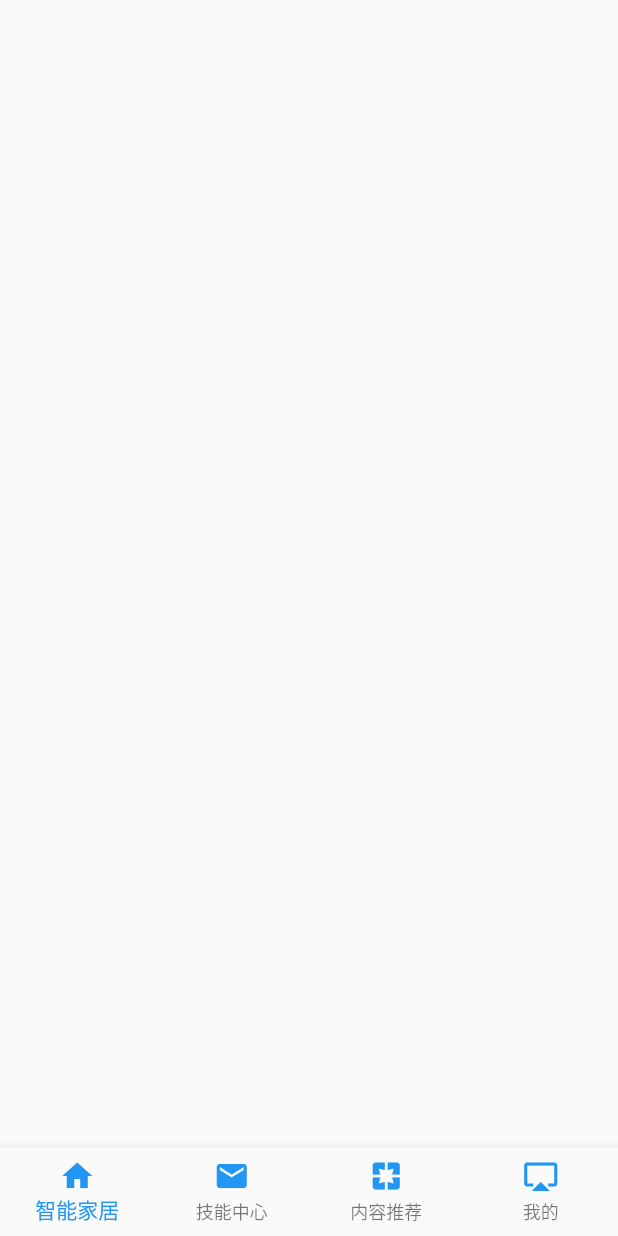
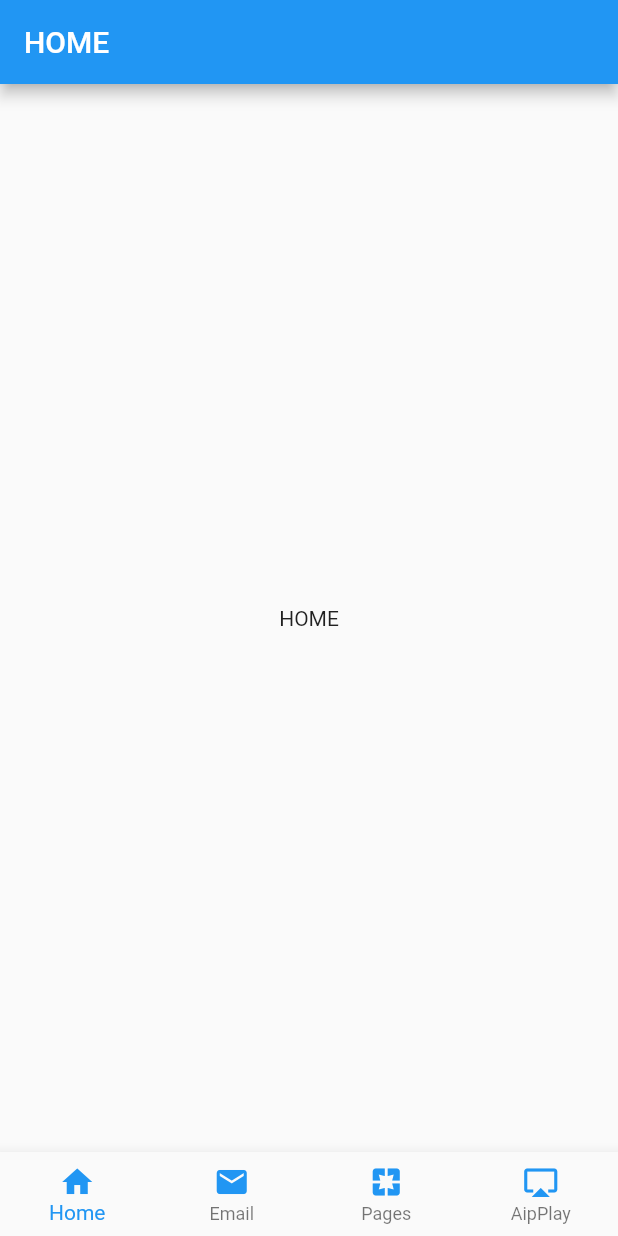
Before and after one commit to ZhangMingZhao1/Flutter_Practice, a Flutter app: the screen it shows after launch, on a phone screen of 412 x 824 dp. Run offline on Flutter 3.47's test engine with Material 2 defaults, Android fonts, the phone set to English and light mode, and no system bars.

Commit message:
update：路由

```diff
--- a/awesome_demo/lib/bottom_navigation_widget.dart
+++ b/awesome_demo/lib/bottom_navigation_widget.dart
@@ -1,26 +1,42 @@
 import 'package:flutter/material.dart';
+import 'pages/smart_home.dart';
+import 'pages/skill.dart';
+import 'pages/person.dart';
+import 'pages/content_recommend.dart';
+
 class BottomNavigationWidget extends StatefulWidget {
-  @override
   _BottomNavigationWidgetState createState() => _BottomNavigationWidgetState();
 }
 
-
 class _BottomNavigationWidgetState extends State<BottomNavigationWidget> {
   final _BottomNavigationColor = Colors.blue;
+  int _currentIndex = 0;
+  List<Widget> list = List();
+
+  @override
+  void initState(){
+    list
+      ..add(SmartHome())
+      ..add(Skill())
+      ..add(Person())
+      ..add(ContentRecommend());
+    super.initState();
+  }
 
   @override
   Widget build(BuildContext context) {
     return Scaffold(
+      body: list[_currentIndex],
       bottomNavigationBar: BottomNavigationBar(
-            items:[
+          items: [
             BottomNavigationBarItem(
                 icon:Icon(
                   Icons.home,
-                  color: _BottomNavigationColor,
+                  color:_BottomNavigationColor,
                 ),
                 title:Text(
-                  '智能家居',
-                  style: TextStyle(color: _BottomNavigationColor),
+                    'Home',
+                    style:TextStyle(color:_BottomNavigationColor)
                 )
             ),
             BottomNavigationBarItem(
@@ -29,35 +45,39 @@ class _BottomNavigationWidgetState extends State<BottomNavigationWidget> {
                   color:_BottomNavigationColor,
                 ),
                 title:Text(
-                      '技能中心',
+                    'Email',
                     style:TextStyle(color:_BottomNavigationColor)
                 )
             ),
-
             BottomNavigationBarItem(
                 icon:Icon(
                   Icons.pages,
                   color:_BottomNavigationColor,
                 ),
                 title:Text(
-                      '内容推荐',
+                    'Pages',
                     style:TextStyle(color:_BottomNavigationColor)
                 )
             ),
-
             BottomNavigationBarItem(
                 icon:Icon(
                   Icons.airplay,
                   color:_BottomNavigationColor,
                 ),
                 title:Text(
-                      '我的',
+                    'AipPlay',
                     style:TextStyle(color:_BottomNavigationColor)
                 )
             ),
           ],
+          currentIndex:_currentIndex,
+          onTap:(int index){
+            setState((){
+              _currentIndex= index;
+            });
+          },
           type:BottomNavigationBarType.fixed
-        )
+      ),
     );
   }
 }
--- /dev/null
+++ b/awesome_demo/lib/pages/content_recommend.dart
@@ -0,0 +1,15 @@
+import 'package:flutter/material.dart';
+
+class ContentRecommend extends StatelessWidget {
+  @override
+  Widget build(BuildContext context) {
+    return Scaffold(
+        appBar:AppBar(
+          title: Text('HOME'),
+        ),
+        body:Center(
+          child: Text('HOME'),
+        )
+    );
+  }
+}
--- /dev/null
+++ b/awesome_demo/lib/pages/person.dart
@@ -0,0 +1,15 @@
+import 'package:flutter/material.dart';
+
+class Person extends StatelessWidget {
+  @override
+  Widget build(BuildContext context) {
+    return Scaffold(
+        appBar:AppBar(
+          title: Text('HOME'),
+        ),
+        body:Center(
+          child: Text('HOME'),
+        )
+    );
+  }
+}
--- /dev/null
+++ b/awesome_demo/lib/pages/skill.dart
@@ -0,0 +1,15 @@
+import 'package:flutter/material.dart';
+
+class Skill extends StatelessWidget {
+  @override
+  Widget build(BuildContext context) {
+    return Scaffold(
+        appBar:AppBar(
+          title: Text('HOME'),
+        ),
+        body:Center(
+          child: Text('HOME'),
+        )
+    );
+  }
+}
--- /dev/null
+++ b/awesome_demo/lib/pages/smart_home.dart
@@ -0,0 +1,15 @@
+import 'package:flutter/material.dart';
+
+class SmartHome extends StatelessWidget {
+  @override
+  Widget build(BuildContext context) {
+    return Scaffold(
+        appBar:AppBar(
+          title: Text('HOME'),
+        ),
+        body:Center(
+          child: Text('HOME'),
+        )
+    );
+  }
+}
```
Lines whose indentation alone changed are shown as unchanged.
